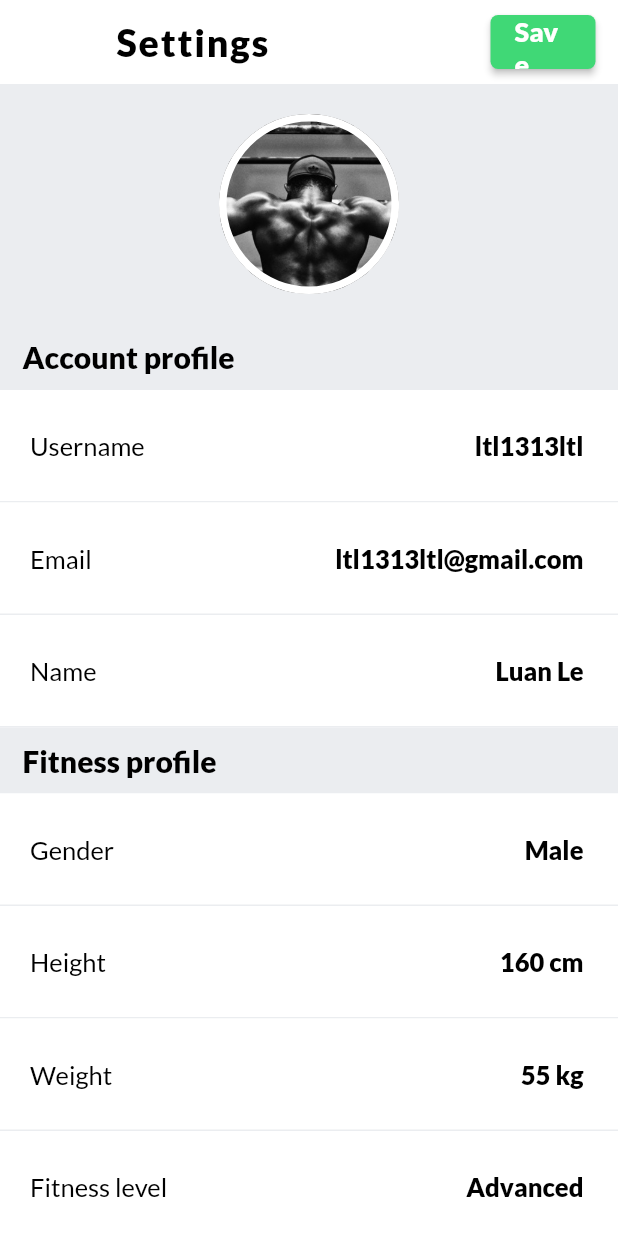
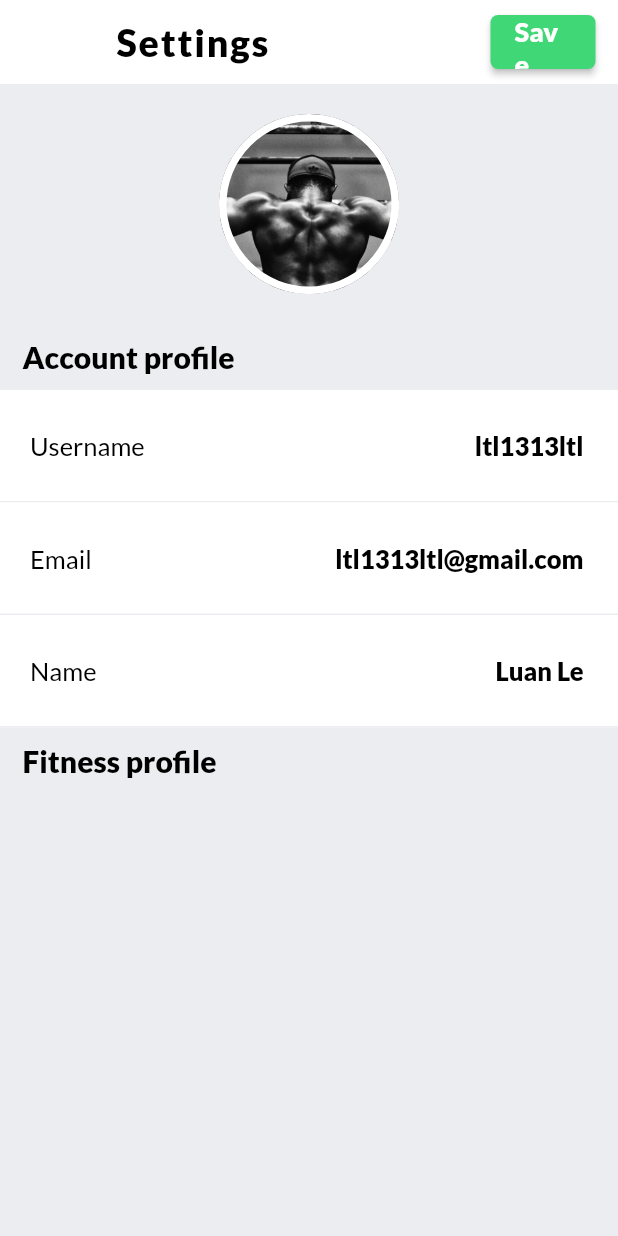
Before and after one commit to ngoduongkha/WokeOut, a Flutter app: the UserInfoPage screen opened directly, on a phone screen of 412 x 824 dp. Run offline on Flutter 3.47's test engine with Material 2 defaults, Android fonts, the phone set to English and light mode, and no system bars; our stand-ins replace cloud_firestore, firebase_auth, firebase_core, flutter_svg, google_fonts, google_sign_in and 1 more; missing offline and left inert: flutter_facebook_login; accounts and stored records are empty.

Commit message:
Update user_info_page.dart

```diff
--- a/lib/screens/user_info_page.dart
+++ b/lib/screens/user_info_page.dart
@@ -185,17 +185,13 @@ class _UserInfoPageState extends State<UserInfoPage> {
         Container(
           color: Colors.white,
           child: Column(
-            children: [
-              settingCard('Gender', 'Male'),
-              settingCard('Height', '160 cm'),
-              settingCard('Weight', '55 kg'),
-              settingCard('Fitness level', 'Advanced'),
-            ],
+            children: [],
           ),
         ),
       ],
     );
   }
+
 //End fitness profile
 }
 
```
